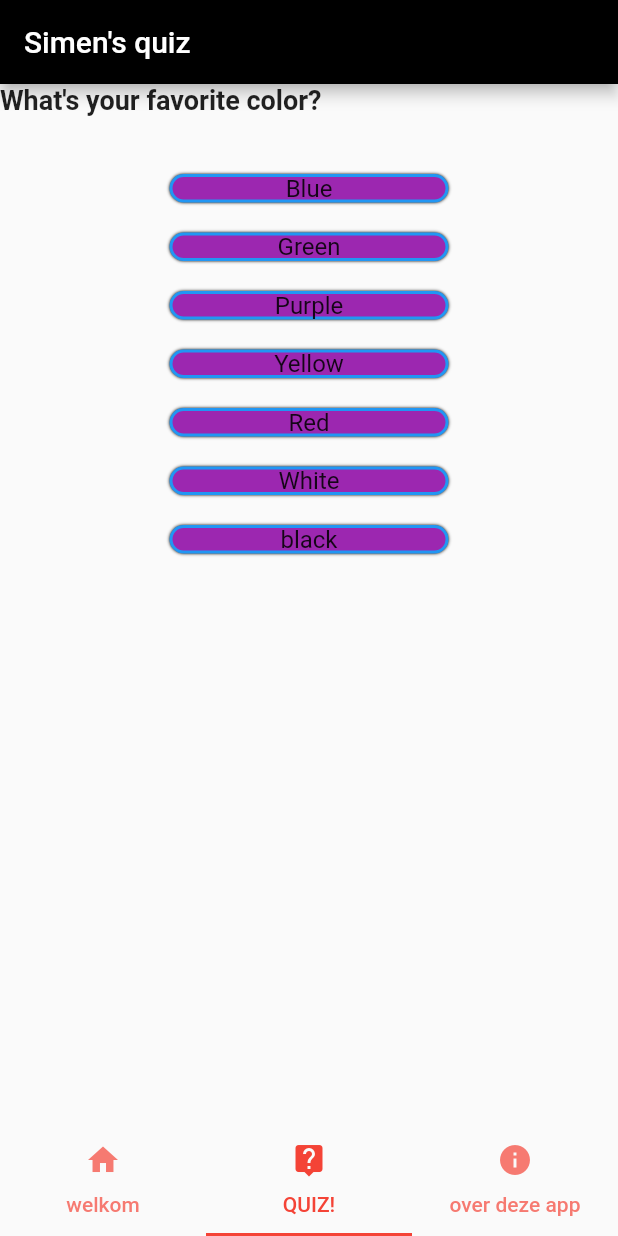
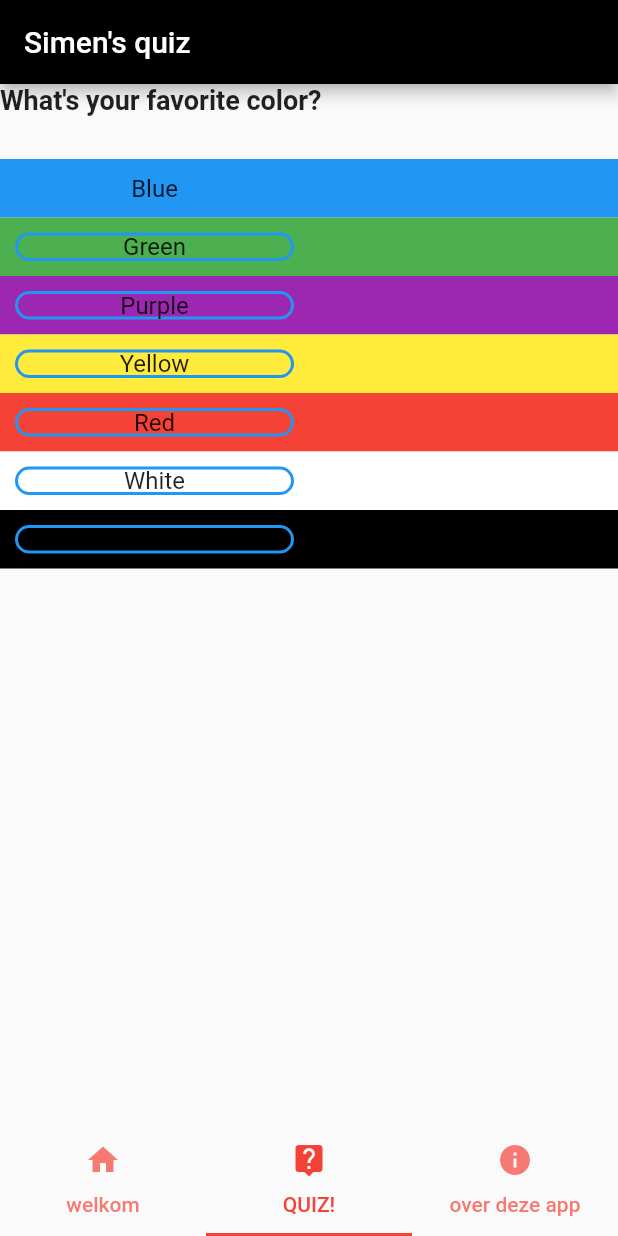
Before and after one commit to simenraes/eindwerk_native, a Flutter app: the screen it shows after launch, item 2 of the bottom bar chosen, on a phone screen of 412 x 824 dp. Run offline on Flutter 3.47's test engine with Material 2 defaults, Android fonts, the phone set to English and light mode, and no system bars; Roboto replaces fonts that are missing (Verdana).

Commit message:
answers noh have the color of the answer

```diff
--- a/lib/answer.dart
+++ b/lib/answer.dart
@@ -26,9 +26,9 @@ class _AnswerState extends State<Answer> {
           constraints: BoxConstraints( minWidth: knopBreedte, maxWidth: knopBreedte),
           child: DecoratedBox(
             decoration: BoxDecoration(
-                color: lib.questions[0]['answers'][2]['buttonColor'],
+                color: Colors.transparent,
                 borderRadius: BorderRadius.circular(12),
-                boxShadow: [BoxShadow(color: Colors.black, blurRadius: 1.0)],
+
                 border: Border.all(color: Colors.blue, width: 2)
             ),
             child: Center(
--- a/lib/question.dart
+++ b/lib/question.dart
@@ -34,8 +34,8 @@ class Question extends StatelessWidget {
     children: [...header, ...maakAntwoordRijen()]
     );
   }
-  List<Row> maakAntwoordRijen() {
-    List<Row> rijen = <Row>[];
+  List<Container> maakAntwoordRijen() {
+    List<Container> rijen = <Container>[];
     int answerQuantity = (lib.questions[vraagNummer]['answers'].length);
 
     for (int rij = 0; rij < answerQuantity; rij++) {
@@ -43,11 +43,20 @@ class Question extends StatelessWidget {
       knoppen.add(Answer(lib.questions[vraagNummer]['answers'][rij]['text']));
 
 
-      rijen.add(Row(
-          mainAxisAlignment: MainAxisAlignment.spaceAround,
-          children: knoppen
+      rijen.add(Container(
 
-      ));
+            color: lib.questions[vraagNummer]['answers'][rij]['buttonColor'],
+
+        child: Row(
+          children: knoppen,
+        ),
+
+
+
+      )
+
+
+      );
     }
 
     return rijen;
```
